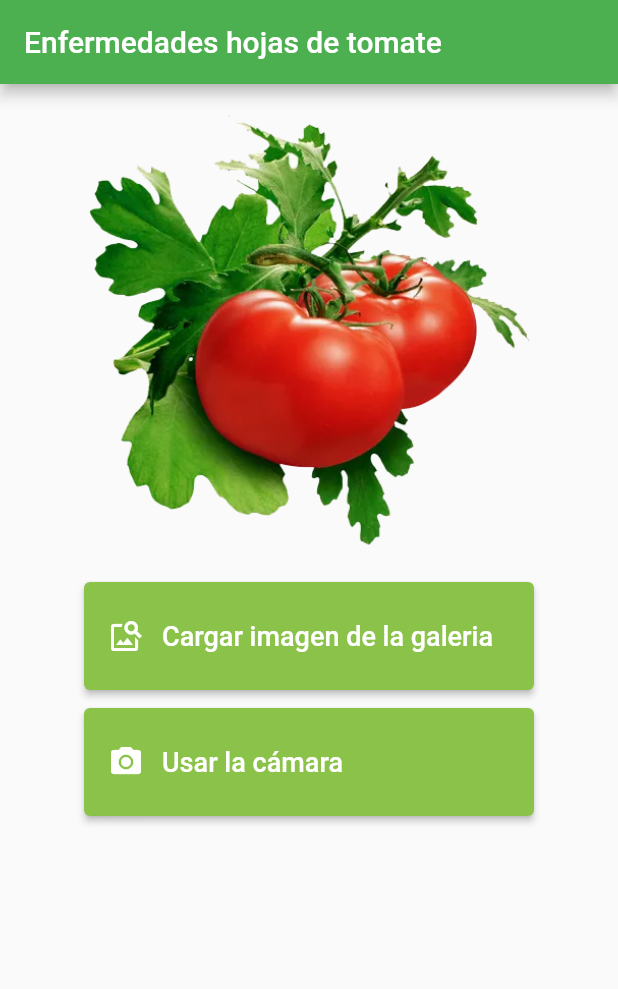
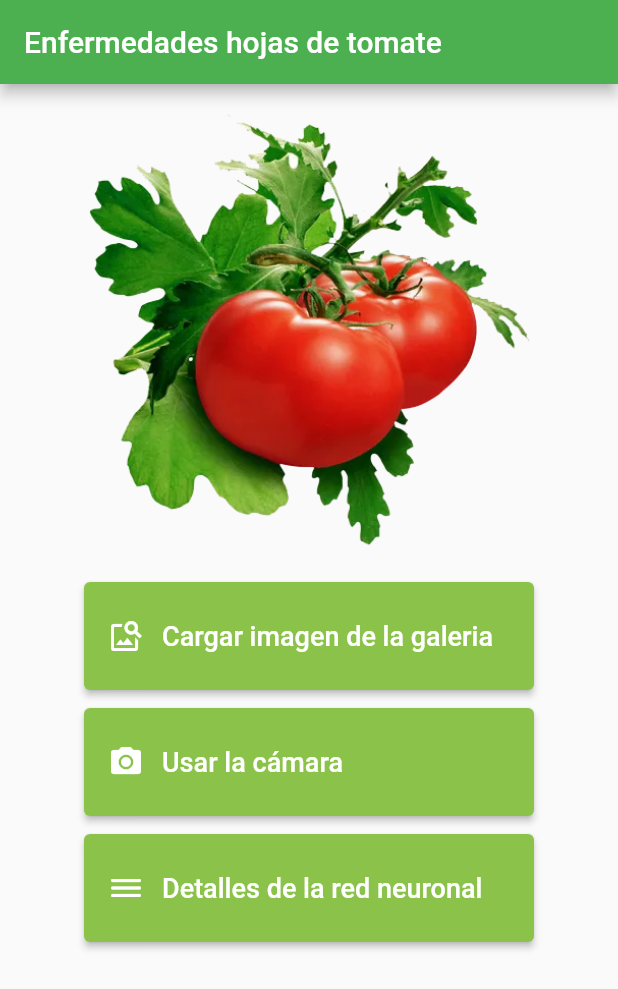
Before and after one commit to vfred0/classifier-disease-tomato-leaf, a Flutter app: the screen it shows after launch, on a phone screen of 412 x 824 dp. Shown: the top 989 px of the screen. Run offline on Flutter 3.47's test engine with Material 2 defaults, Android fonts, the phone set to English and light mode, and no system bars; our stand-ins replace gap, image_picker; missing offline and left inert: flutter_tflite.

Commit message:
added button to show details neural network

```diff
--- a/lib/main.dart
+++ b/lib/main.dart
@@ -1,5 +1,6 @@
 import 'dart:io';
 
+import 'package:classifier_disease_tomato_leaf/pages/neural_network_details_page.dart';
 import 'package:flutter/material.dart';
 import 'package:gap/gap.dart';
 import 'package:image_picker/image_picker.dart';
@@ -9,7 +10,12 @@ import 'package:classifier_disease_tomato_leaf/widgets/show_prediction.dart';
 
 import 'classifier_disease_tomato_leaf.dart';
 
-void main() => runApp(const HomeClassifierDiseaseLeaf());
+void main() {
+  runApp(const MaterialApp(
+    home: HomeClassifierDiseaseLeaf(),
+    debugShowCheckedModeBanner: false,
+  ));
+}
 
 class HomeClassifierDiseaseLeaf extends StatefulWidget {
   const HomeClassifierDiseaseLeaf({super.key});
@@ -25,8 +31,7 @@ class _HomeClassifierDiseaseLeafState extends State<HomeClassifierDiseaseLeaf> {
 
   @override
   Widget build(BuildContext context) {
-    return MaterialApp(
-      home: Scaffold(
+    return Scaffold(
       appBar: AppBar(
         title: const Text('Enfermedades hojas de tomate'),
         backgroundColor: Colors.green,
@@ -47,14 +52,15 @@ class _HomeClassifierDiseaseLeafState extends State<HomeClassifierDiseaseLeaf> {
               const SizedBox(height: 12),
               Button('Usar la cámara', Icons.camera_alt,
                   () => loadImageAndSetPrediction(ImageSource.camera)),
+              const SizedBox(height: 12),
+              Button('Detalles de la red neuronal', Icons.dehaze_rounded,
+                  () => goToDetailsModal(context)),
             ],
           ),
           const Gap(12),
           ShowPrediction(_diseaseTomatoLeaf),
         ],
       ),
-      ),
-      debugShowCheckedModeBanner: false,
     );
   }
 
@@ -83,4 +89,11 @@ class _HomeClassifierDiseaseLeafState extends State<HomeClassifierDiseaseLeaf> {
     return Image.asset('assets/images/tomato-leaf.png',
         width: 300, height: 300);
   }
+
+  goToDetailsModal(BuildContext context) {
+    Navigator.push(
+      context,
+      MaterialPageRoute(builder: (context) => const NeuralNetworkDetailsPage()),
+    );
   }
+}
```
Lines whose indentation alone changed are shown as unchanged.
